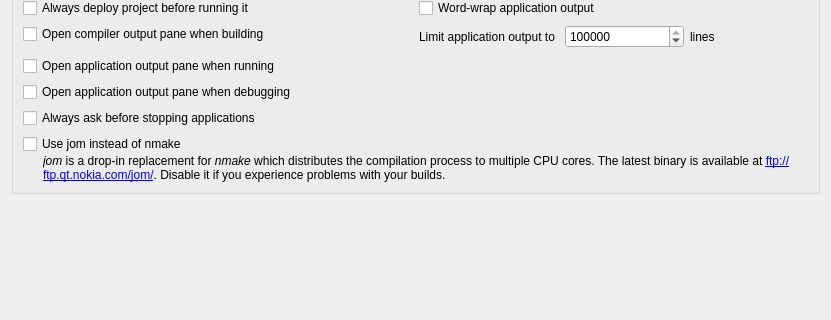
The window that src/plugins/projectexplorer/projectexplorersettingspage.ui (qt-creator/qt-creator) describes before a commit, drawn with Qt 5; both pictures show x 0 to 831 and y 187 to 507 of the 831 by 507 pixel window.
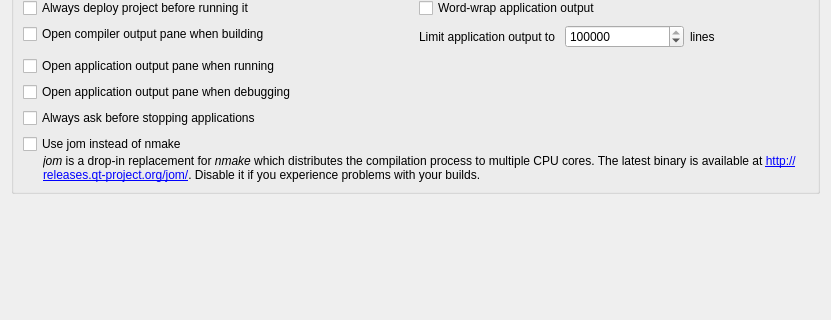
The same window after the commit. Custom widgets are drawn as their Qt base class.

Commit message:
Adapt jom download URL.
Task-number: QTCREATORBUG-7979

```diff
--- a/src/plugins/projectexplorer/projectexplorersettingspage.ui
+++ b/src/plugins/projectexplorer/projectexplorersettingspage.ui
@@ -174,7 +174,7 @@
         <item>
          <widget class="QLabel" name="jomLabel">
           <property name="text">
-           <string>&lt;i&gt;jom&lt;/i&gt; is a drop-in replacement for &lt;i&gt;nmake&lt;/i&gt; which distributes the compilation process to multiple CPU cores. The latest binary is available at &lt;a href=&quot;ftp://ftp.qt.nokia.com/jom/&quot;&gt;ftp://ftp.qt.nokia.com/jom/&lt;/a&gt;. Disable it if you experience problems with your builds.</string>
+           <string>&lt;i&gt;jom&lt;/i&gt; is a drop-in replacement for &lt;i&gt;nmake&lt;/i&gt; which distributes the compilation process to multiple CPU cores. The latest binary is available at &lt;a href=&quot;http://releases.qt-project.org/jom/&quot;&gt;http://releases.qt-project.org/jom/&lt;/a&gt;. Disable it if you experience problems with your builds.</string>
           </property>
           <property name="wordWrap">
            <bool>true</bool>
```
The commit also changes 2 other files.
